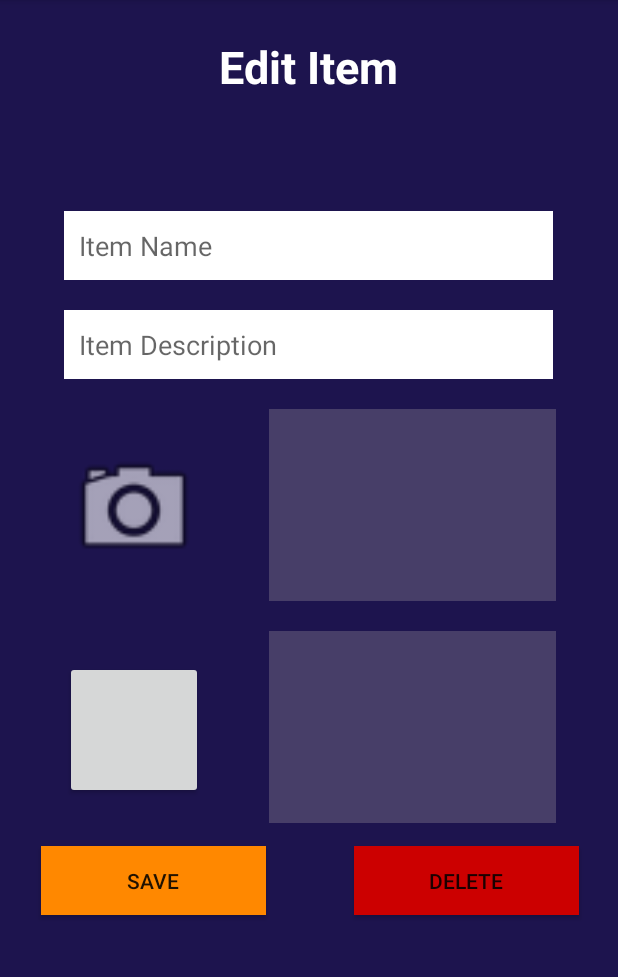
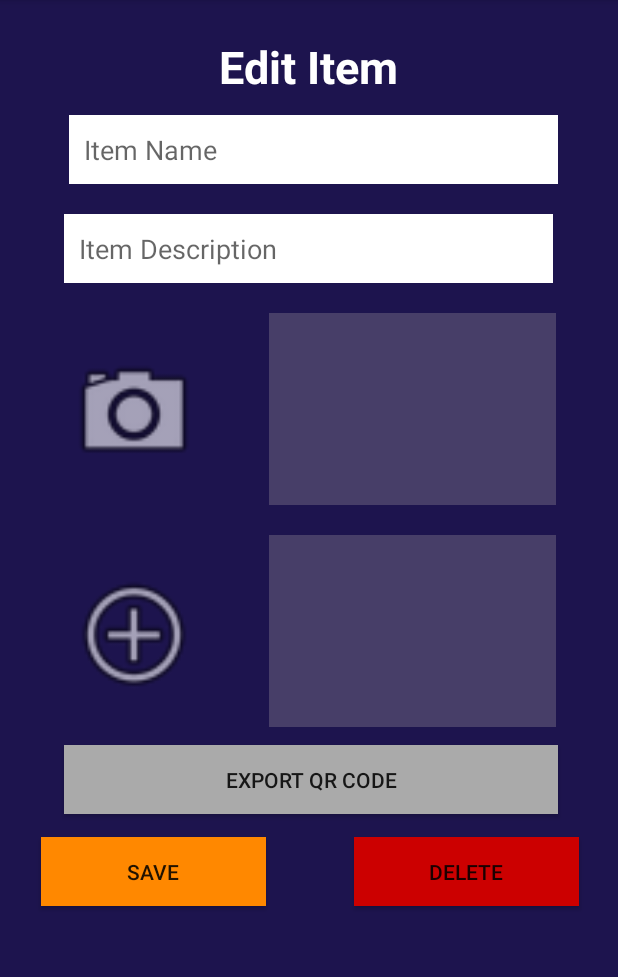
Before and after one commit to verolemieux/comp3074-project, an Android app: the EditItemActivity screen opened directly, with no data from a screen before it, after a tap on an icon or button, on a phone screen of 412 x 824 dp, the part 84-1061 px from its top. Run offline under Robolectric (Android 15) with nearby library versions, the phone set to English and light mode, and no system bars; 4 statements that could not run were skipped.

Commit message:
pushing functionality to export QR Code

```diff
--- a/app/src/main/java/ca/georgebrown/comp3074/project/Item/EditItemActivity.java
+++ b/app/src/main/java/ca/georgebrown/comp3074/project/Item/EditItemActivity.java
@@ -59,7 +59,8 @@ public class EditItemActivity extends BaseActivity {
     ImageView qrCode;
     ImageView imgItem;
     Bitmap bitmap;
-    Button addQRCode;
+    ImageButton addQRCode;
+    Button exportCode;
     ImageButton addPhoto;
     Bitmap qrBM;
 
@@ -86,6 +87,7 @@ public class EditItemActivity extends BaseActivity {
         qrCode = findViewById(R.id.imgQrCode);
         addPhoto = findViewById(R.id.btnAddPhoto);
         addQRCode = findViewById(R.id.btnAddQRCode);
+        exportCode = findViewById(R.id.btnExport);
 
         final byte[] qrArr = editItem.getItem_QR_Code();
 
@@ -114,11 +116,39 @@ public class EditItemActivity extends BaseActivity {
             editItem.setItem_Picture(itemPhoto);
         }
 
+        exportCode.setOnClickListener(new View.OnClickListener() {
+            @Override
+            public void onClick(View view) {
+                if(bitmap != null)
+                {
+                    String path = MediaStore.Images.Media.insertImage(getContentResolver(), bitmap,"title", null);
+                    Log.d("Path", path);
+                    Uri screenshotUri = Uri.parse(path);
+                    Intent i = new Intent(Intent.ACTION_SEND);
+                    i.setFlags(Intent.FLAG_ACTIVITY_NEW_TASK);
+                    i.setType("application/image");
+                    i.putExtra(Intent.EXTRA_EMAIL  , new String[]{validatedUser.getEmail()});
+                    i.putExtra(Intent.EXTRA_SUBJECT, "QR Code");
+                    i.putExtra(Intent.EXTRA_TEXT   , "This is the QR Code for " + itemName.getText().toString());
+                    i.putExtra(Intent.EXTRA_STREAM, screenshotUri);
+                    try {
+                        startActivity(Intent.createChooser(i, "Send mail..."));
+                    } catch (android.content.ActivityNotFoundException ex) {
+                        Toast.makeText(EditItemActivity.this, "There are no email clients installed.", Toast.LENGTH_SHORT).show();
+                    }
+                }
+                else
+                {
+                    Toast.makeText(EditItemActivity.this, "There is no QR Code generated", Toast.LENGTH_SHORT).show();
+                }
+            }
+        });
+
         addQRCode.setOnClickListener(new View.OnClickListener(){
             @Override
             public void onClick(View view)
             {
-                /*if(!itemName.getText().toString().equals("") && !itemName.getText().equals(null)) {
+                if(!itemName.getText().toString().equals("") && !itemName.getText().equals(null)) {
                     try {
                         bitmap = TextToImageEncode(itemName.getText().toString());
 
@@ -132,25 +162,7 @@ public class EditItemActivity extends BaseActivity {
                     } catch (WriterException e) {
                         e.printStackTrace();
                     }
-                }*/
-
-
-                String path = MediaStore.Images.Media.insertImage(getContentResolver(), qrBM,"title", null);
-                Log.d("Path", path);
-                Uri screenshotUri = Uri.parse(path);
-                Intent i = new Intent(Intent.ACTION_SEND);
-                i.setFlags(Intent.FLAG_ACTIVITY_NEW_TASK);
-                i.setType("application/image");
-                i.putExtra(Intent.EXTRA_EMAIL  , new String[]{validatedUser.getEmail()});
-                i.putExtra(Intent.EXTRA_SUBJECT, "QR Code");
-                i.putExtra(Intent.EXTRA_TEXT   , "This is the QR Code for your item");
-                i.putExtra(Intent.EXTRA_STREAM, screenshotUri);
-                try {
-                    startActivity(Intent.createChooser(i, "Send mail..."));
-                } catch (android.content.ActivityNotFoundException ex) {
-                    Toast.makeText(EditItemActivity.this, "There are no email clients installed.", Toast.LENGTH_SHORT).show();
                 }
-
             }
         });
 
--- a/app/src/main/res/layout/activity_edit_item.xml
+++ b/app/src/main/res/layout/activity_edit_item.xml
@@ -13,13 +13,14 @@
         android:background="#EE0D0442"
         tools:context=".Backpack.AddBackpackActivity">
 
-        <Button
+        <ImageButton
             android:id="@+id/btnAddQRCode"
             android:layout_width="92dp"
             android:layout_height="92dp"
             android:layout_marginStart="43dp"
             android:layout_marginLeft="43dp"
             android:layout_marginTop="56dp"
+            android:background="@android:drawable/ic_menu_add"
             app:layout_constraintStart_toStartOf="parent"
             app:layout_constraintTop_toBottomOf="@+id/btnAddPhoto"
             tools:text="Export QR Code" />
@@ -50,7 +51,7 @@
             android:text="Delete"
             app:layout_constraintEnd_toEndOf="parent"
             app:layout_constraintStart_toEndOf="@+id/btnSave"
-            app:layout_constraintTop_toBottomOf="@+id/imgQrCode" />
+            app:layout_constraintTop_toBottomOf="@+id/btnExport" />
 
         <ImageView
             android:id="@+id/imgQrCode"
@@ -80,7 +81,23 @@
             android:text="Save"
             app:layout_constraintEnd_toStartOf="@+id/btnDelete"
             app:layout_constraintStart_toStartOf="parent"
+            app:layout_constraintTop_toBottomOf="@+id/btnExport" />
+
+        <Button
+            android:id="@+id/btnExport"
+            android:layout_width="329dp"
+            android:layout_height="46dp"
+            android:layout_marginStart="42dp"
+            android:layout_marginLeft="42dp"
+            android:layout_marginTop="12dp"
+            android:layout_marginEnd="40dp"
+            android:layout_marginRight="40dp"
+            android:background="@android:color/darker_gray"
+            android:text="Export QR Code"
+            app:layout_constraintEnd_toEndOf="parent"
+            app:layout_constraintStart_toStartOf="parent"
             app:layout_constraintTop_toBottomOf="@+id/imgQrCode" />
+
 
         <EditText
             android:id="@+id/txtItemDescription"
@@ -124,7 +141,7 @@
             android:layout_height="46dp"
             android:layout_marginStart="40dp"
             android:layout_marginLeft="40dp"
-            android:layout_marginTop="76dp"
+            android:layout_marginTop="12dp"
             android:layout_marginEnd="40dp"
             android:layout_marginRight="40dp"
             android:background="@android:color/white"
@@ -133,7 +150,7 @@
             android:inputType="textPersonName"
             android:padding="10sp"
             app:layout_constraintEnd_toEndOf="parent"
-            app:layout_constraintHorizontal_bias="0.4"
+            app:layout_constraintHorizontal_bias="1.0"
             app:layout_constraintStart_toStartOf="parent"
             app:layout_constraintTop_toBottomOf="@+id/textView" />
 
```
Also changed, not shown: app/src/main/java/ca/georgebrown/comp3074/project/Item/AddItemActivity.java (+33 -1 lines).
